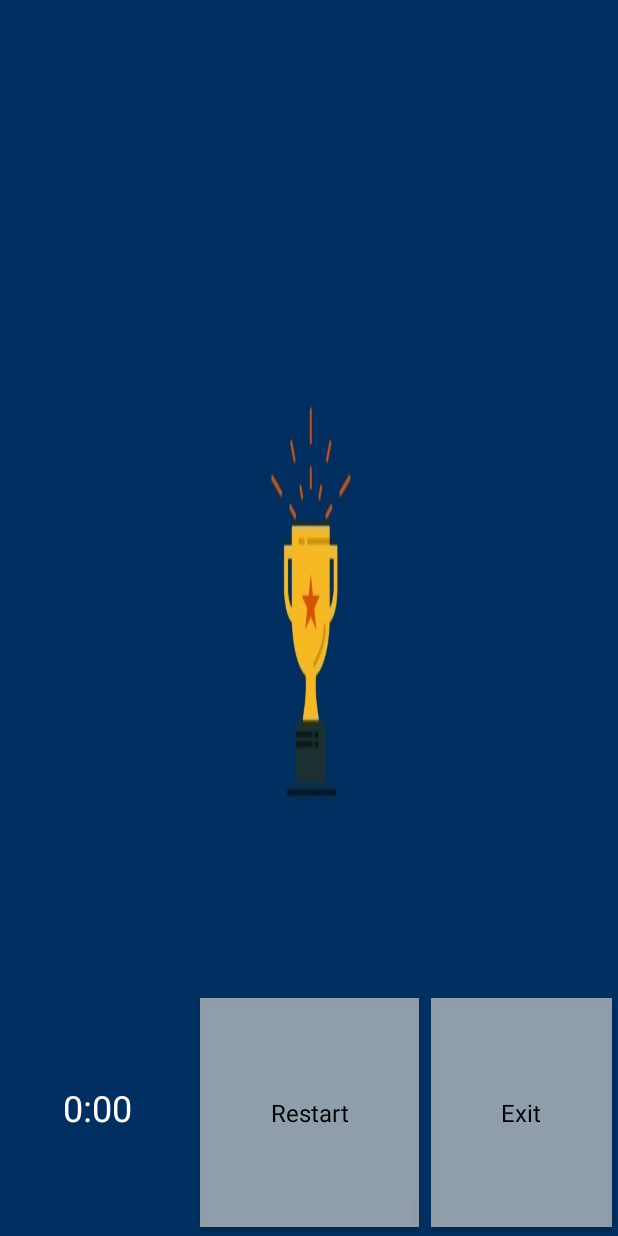
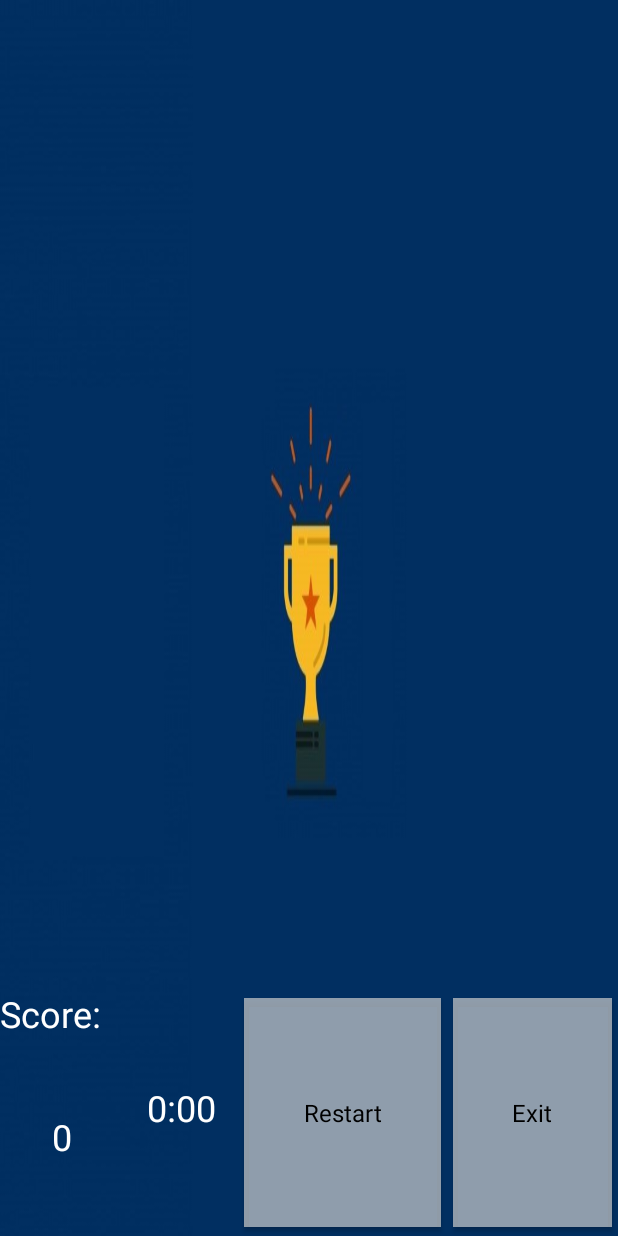
Before and after one commit to mostafa172/MyMatchingGame, an Android app: the layout activity_main.xml on its own in the app's theme, with its tools: preview values and no code run, on a phone screen of 412 x 824 dp. Run offline under Robolectric (Android 15) with nearby library versions, the phone set to English and light mode, and no system bars.

```diff
--- a/app/src/main/res/layout/activity_main.xml
+++ b/app/src/main/res/layout/activity_main.xml
@@ -26,11 +26,45 @@
         android:layout_weight="4"
         android:orientation="horizontal">
 
+        <LinearLayout
+            android:layout_width="match_parent"
+            android:layout_height="match_parent"
+            android:layout_weight="4"
+            android:orientation="vertical">
+
+            <TextView
+                android:id="@+id/scoreLabel"
+                android:layout_width="match_parent"
+                android:layout_height="wrap_content"
+                android:layout_weight="1"
+                android:text="@string/scoreLabel"
+                android:textAlignment="textStart"
+                android:textColor="@android:color/white"
+                android:textSize="24sp" />
+
+            <TextView
+                android:id="@+id/scoreTextView"
+                android:layout_width="match_parent"
+                android:layout_height="wrap_content"
+                android:layout_weight="1"
+                android:text="@string/scoreTextView"
+                android:textAlignment="center"
+                android:textColor="@android:color/white"
+                android:textSize="24sp" />
+
+        </LinearLayout>
+
+        <LinearLayout
+            android:layout_width="match_parent"
+            android:layout_height="match_parent"
+            android:layout_weight="1"
+            android:orientation="horizontal">
+
             <TextView
                 android:id="@+id/timerTextView"
                 android:layout_width="13dp"
                 android:layout_height="wrap_content"
-            android:layout_weight="1.5"
+                android:layout_weight="1"
                 android:text="@string/timerTextView"
                 android:textAlignment="center"
                 android:textColor="@android:color/white"
@@ -51,6 +85,7 @@
                 android:layout_height="match_parent"
                 android:layout_weight="1"
                 android:text="@string/exitButton" />
+        </LinearLayout>
 
     </LinearLayout>
 
```
Also changed, not shown: app/src/main/java/com/example/mostafa172/mymatchinggame/MainActivity.java (+97 -30 lines). Lines whose indentation alone changed are shown as unchanged.
